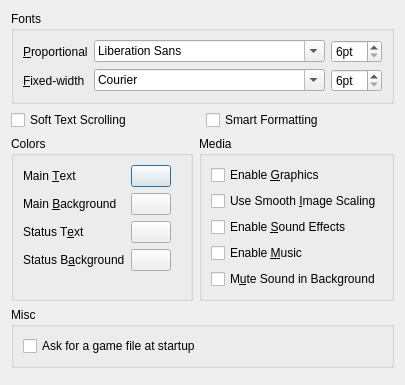
The window that src/confdialog.ui (realnc/hugor) describes before a commit, drawn with Qt 5.
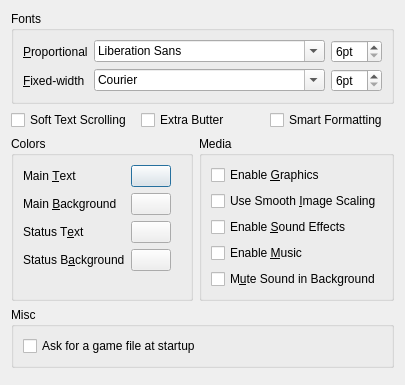
The same window after the commit. Custom widgets are drawn as their Qt base class.

Commit message: Add a new "extra butter" config option that provides a delay while scrolling

The edit to the form file:
```diff
--- a/src/confdialog.ui
+++ b/src/confdialog.ui
@@ -101,6 +101,13 @@
        </property>
       </widget>
      </item>
+     <item>
+      <widget class="QCheckBox" name="butterCheckBox">
+       <property name="text">
+        <string>Extra Butter</string>
+       </property>
+      </widget>
+     </item>
      <item>
       <widget class="QCheckBox" name="smartFormattingCheckBox">
        <property name="text">
```
The commit also changes 4 other files.
